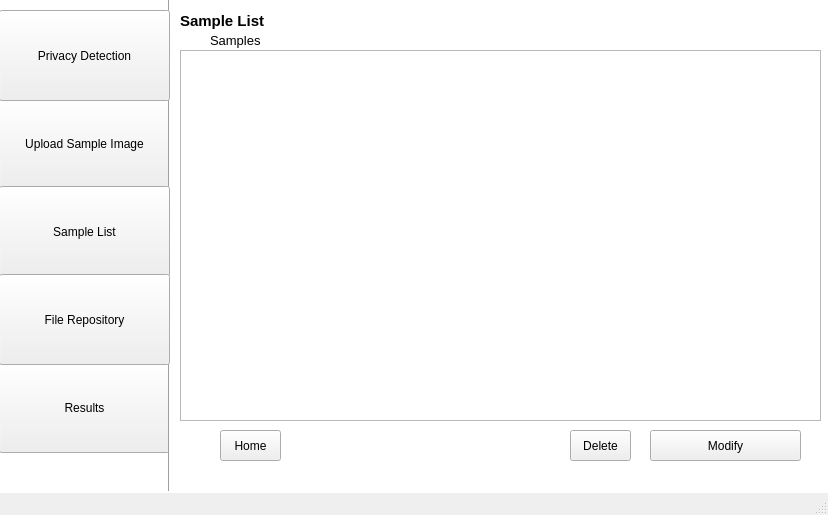
Qt form app/gui/UI/ui_6.ui (CSID-DGU/2023-1-CECD3-Sugar-4) before a commit.
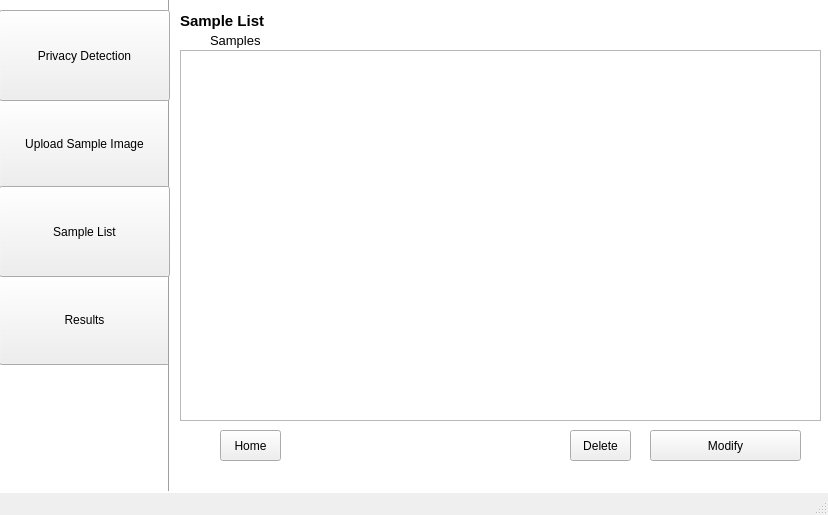
The same form after that commit.

Diff of the .ui file:
```diff
--- a/app/gui/UI/ui_6.ui
+++ b/app/gui/UI/ui_6.ui
@@ -53,7 +53,7 @@
     <property name="geometry">
      <rect>
       <x>-1</x>
-      <y>362</y>
+      <y>274</y>
       <width>171</width>
       <height>91</height>
      </rect>
@@ -191,19 +191,6 @@
      <string/>
     </property>
    </widget>
-   <widget class="QPushButton" name="pushButton_7">
-    <property name="geometry">
-     <rect>
-      <x>-1</x>
-      <y>274</y>
-      <width>171</width>
-      <height>91</height>
-     </rect>
-    </property>
-    <property name="text">
-     <string>File Repository</string>
-    </property>
-   </widget>
    <widget class="QPushButton" name="pushButton_8">
     <property name="geometry">
      <rect>
```
